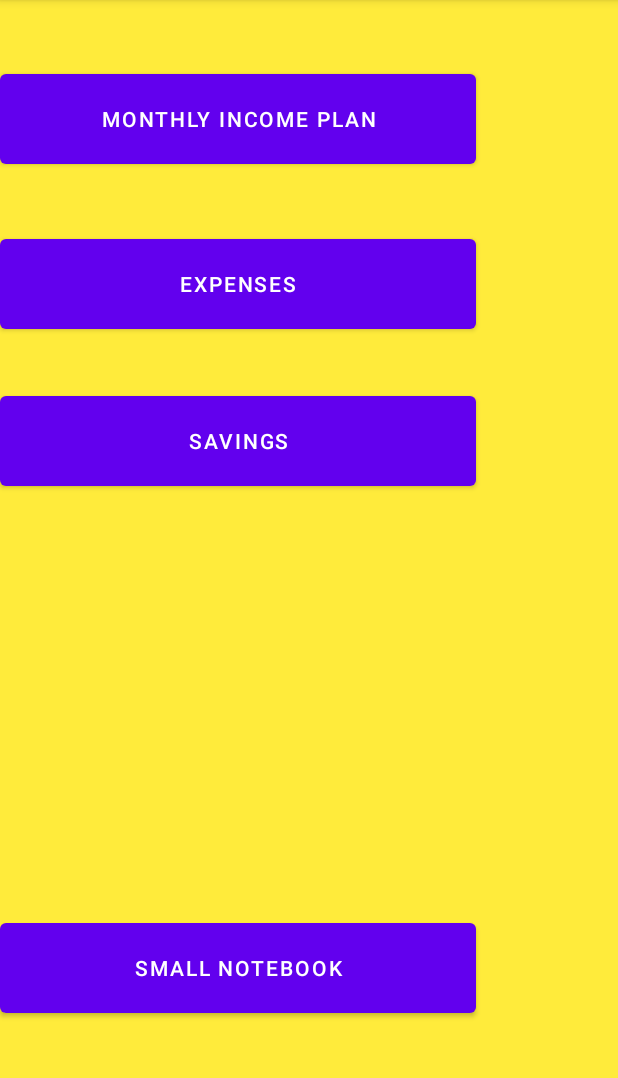
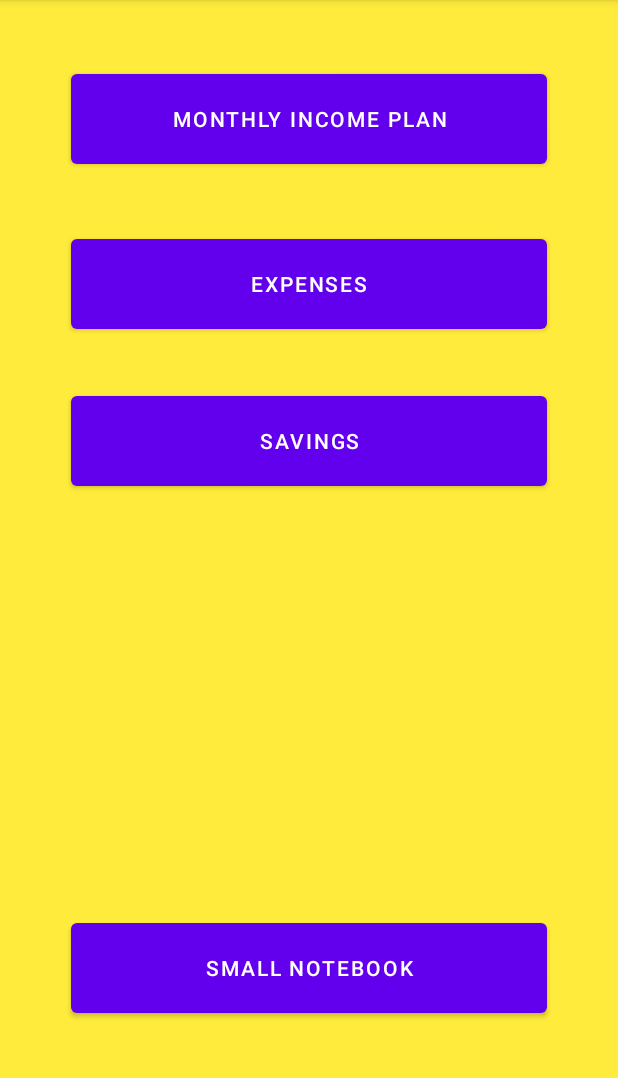
Before and after one commit to imohitsingh/Group-C-Final-Project, an Android app: the BigNotebookActivity screen opened directly, with no data from a screen before it, on a phone screen of 412 x 824 dp, the part 84-1162 px from its top. Run offline under Robolectric (Android 15) with nearby library versions, the phone set to English and light mode, and no system bars.

Commit message:
22-03-21
BigNotebookActivity
-Updated color to match the others

-Updated constraints

```diff
--- a/app/src/main/res/layout/activity_big_notebook.xml
+++ b/app/src/main/res/layout/activity_big_notebook.xml
@@ -13,10 +13,11 @@
         android:layout_height="72dp"
         android:text="Monthly income plan"
         app:layout_constraintBottom_toBottomOf="parent"
+        app:layout_constraintEnd_toEndOf="parent"
+        app:layout_constraintStart_toStartOf="parent"
         app:layout_constraintTop_toTopOf="parent"
         app:layout_constraintVertical_bias="0.062"
-        tools:ignore="MissingConstraints"
-        tools:layout_editor_absoluteX="47dp" />
+        tools:ignore="MissingConstraints" />
 
     <Button
         android:id="@+id/button5"
@@ -24,10 +25,11 @@
         android:layout_height="72dp"
         android:text="Savings"
         app:layout_constraintBottom_toBottomOf="parent"
+        app:layout_constraintEnd_toEndOf="parent"
+        app:layout_constraintStart_toStartOf="parent"
         app:layout_constraintTop_toTopOf="parent"
         app:layout_constraintVertical_bias="0.371"
-        tools:ignore="MissingConstraints"
-        tools:layout_editor_absoluteX="47dp" />
+        tools:ignore="MissingConstraints" />
 
     <Button
         android:id="@+id/button4"
@@ -35,10 +37,11 @@
         android:layout_height="72dp"
         android:text="Expenses"
         app:layout_constraintBottom_toBottomOf="parent"
+        app:layout_constraintEnd_toEndOf="parent"
+        app:layout_constraintStart_toStartOf="parent"
         app:layout_constraintTop_toTopOf="parent"
         app:layout_constraintVertical_bias="0.22"
-        tools:ignore="MissingConstraints"
-        tools:layout_editor_absoluteX="47dp" />
+        tools:ignore="MissingConstraints" />
 
     <Button
         android:id="@+id/button3"
@@ -47,9 +50,10 @@
         android:onClick="goTo_SmallNotebookActivity"
         android:text="Small notebook"
         app:layout_constraintBottom_toBottomOf="parent"
+        app:layout_constraintEnd_toEndOf="parent"
+        app:layout_constraintStart_toStartOf="parent"
         app:layout_constraintTop_toTopOf="parent"
         app:layout_constraintVertical_bias="0.875"
-        tools:ignore="MissingConstraints"
-        tools:layout_editor_absoluteX="47dp" />
+        tools:ignore="MissingConstraints" />
 
 </androidx.constraintlayout.widget.ConstraintLayout>
```
